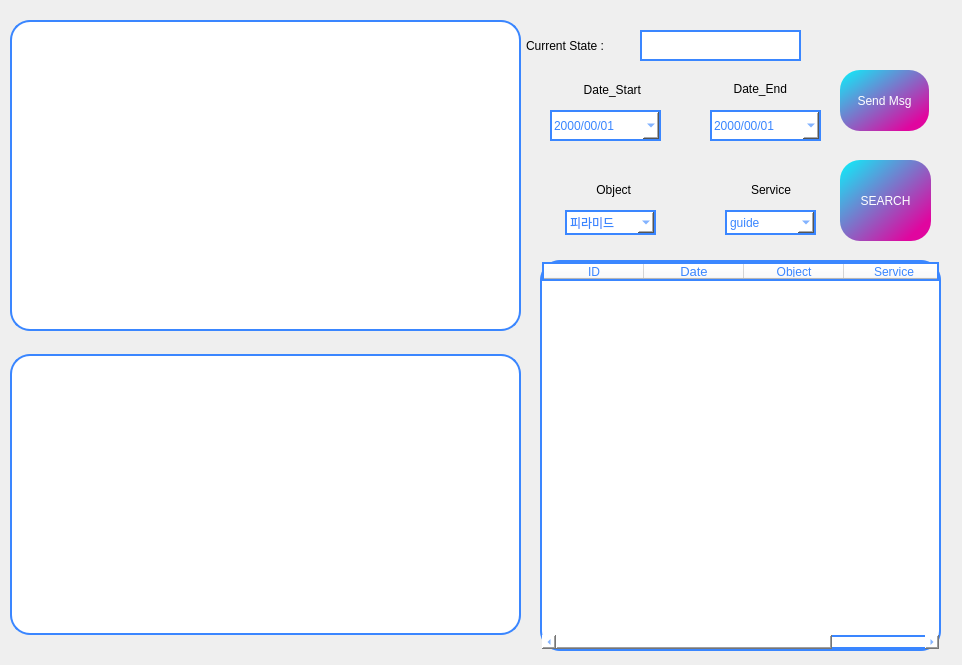
This is PAM_Admin/admin_package/admin_package/gui.ui in addinedu-ros-4th/ros-repo-5 as Qt 5 draws it before an edit. The edited form follows.
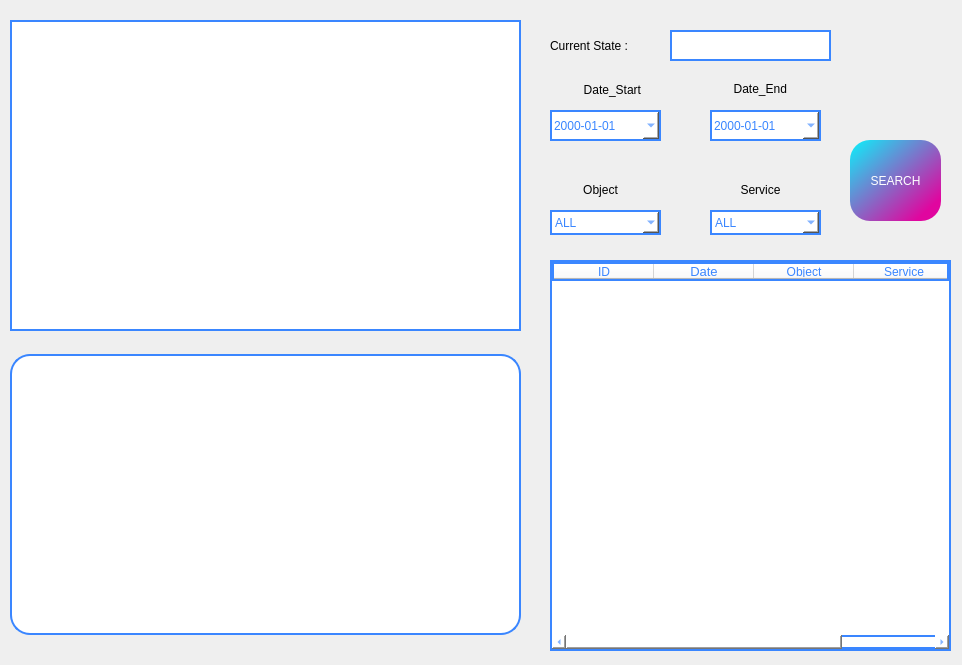
This is the edited form.

```diff
--- a/PAM_Admin/admin_package/admin_package/gui.ui
+++ b/PAM_Admin/admin_package/admin_package/gui.ui
@@ -27,52 +27,16 @@
      <string notr="true">color: rgb(58, 134, 255);
 	background-color: white;
 	border: 2px solid rgb(58, 134, 255);
-	border-radius: 20px;</string>
+</string>
     </property>
     <property name="text">
      <string/>
     </property>
    </widget>
-   <widget class="QPushButton" name="send_msg_btn">
-    <property name="geometry">
-     <rect>
-      <x>840</x>
-      <y>70</y>
-      <width>89</width>
-      <height>61</height>
-     </rect>
-    </property>
-    <property name="styleSheet">
-     <string notr="true">QPushButton{
-	color: white;
-	background-color: qlineargradient(spread:pad, x1:0, y1:0, x2:0.857143, y2:0.857955, stop:0 rgba(10, 242, 251, 255), stop:1 rgba(224, 6, 159, 255));
-	border-radius: 20px;
-}</string>
-    </property>
-    <property name="text">
-     <string>Send Msg</string>
-    </property>
-   </widget>
-   <widget class="QTextEdit" name="state_textEdit">
-    <property name="geometry">
-     <rect>
-      <x>640</x>
-      <y>30</y>
-      <width>161</width>
-      <height>31</height>
-     </rect>
-    </property>
-    <property name="styleSheet">
-     <string notr="true">color: rgb(58, 134, 255);
-	background-color: white;
-	border: 2px solid rgb(58, 134, 255);
-	border-radius: 20px;</string>
-    </property>
-   </widget>
    <widget class="QLabel" name="label">
     <property name="geometry">
      <rect>
-      <x>526</x>
+      <x>550</x>
       <y>30</y>
       <width>111</width>
       <height>31</height>
@@ -107,7 +71,7 @@
    <widget class="QTableWidget" name="dbTable">
     <property name="geometry">
      <rect>
-      <x>540</x>
+      <x>550</x>
       <y>260</y>
       <width>401</width>
       <height>391</height>
@@ -117,7 +81,7 @@
      <string notr="true">color: rgb(58, 134, 255);
 	background-color: white;
 	border: 2px solid rgb(58, 134, 255);
-	border-radius: 20px;</string>
+</string>
     </property>
     <property name="frameShape">
      <enum>QFrame::NoFrame</enum>
@@ -164,7 +128,7 @@
 	border-radius: 20px;</string>
     </property>
     <property name="displayFormat">
-     <string>yyyy/mm/dd</string>
+     <string>yyyy-MM-dd</string>
     </property>
     <property name="calendarPopup">
      <bool>true</bool>
@@ -186,7 +150,7 @@
 	border-radius: 20px;</string>
     </property>
     <property name="displayFormat">
-     <string>yyyy/mm/dd</string>
+     <string>yyyy-MM-dd</string>
     </property>
     <property name="calendarPopup">
      <bool>true</bool>
@@ -227,8 +191,8 @@
    <widget class="QPushButton" name="search_btn">
     <property name="geometry">
      <rect>
-      <x>840</x>
-      <y>160</y>
+      <x>850</x>
+      <y>140</y>
       <width>91</width>
       <height>81</height>
      </rect>
@@ -247,7 +211,7 @@
    <widget class="QLabel" name="start_2">
     <property name="geometry">
      <rect>
-      <x>550</x>
+      <x>560</x>
       <y>180</y>
       <width>81</width>
       <height>20</height>
@@ -257,13 +221,13 @@
      <string>Object</string>
     </property>
     <property name="alignment">
-     <set>Qt::AlignRight|Qt::AlignTrailing|Qt::AlignVCenter</set>
+     <set>Qt::AlignCenter</set>
     </property>
    </widget>
    <widget class="QLabel" name="start_3">
     <property name="geometry">
      <rect>
-      <x>710</x>
+      <x>720</x>
       <y>180</y>
       <width>81</width>
       <height>20</height>
@@ -273,15 +237,15 @@
      <string>Service</string>
     </property>
     <property name="alignment">
-     <set>Qt::AlignRight|Qt::AlignTrailing|Qt::AlignVCenter</set>
+     <set>Qt::AlignCenter</set>
     </property>
    </widget>
    <widget class="QComboBox" name="Object">
     <property name="geometry">
      <rect>
-      <x>565</x>
+      <x>550</x>
       <y>210</y>
-      <width>91</width>
+      <width>111</width>
       <height>25</height>
      </rect>
     </property>
@@ -291,6 +255,11 @@
 	border: 2px solid rgb(58, 134, 255);
 	border-radius: 20px;</string>
     </property>
+    <item>
+     <property name="text">
+      <string>ALL</string>
+     </property>
+    </item>
     <item>
      <property name="text">
       <string>피라미드</string>
@@ -325,9 +294,9 @@
    <widget class="QComboBox" name="Service">
     <property name="geometry">
      <rect>
-      <x>725</x>
+      <x>710</x>
       <y>210</y>
-      <width>91</width>
+      <width>111</width>
       <height>25</height>
      </rect>
     </property>
@@ -337,6 +306,11 @@
 	border: 2px solid rgb(58, 134, 255);
 	border-radius: 20px;</string>
     </property>
+    <item>
+     <property name="text">
+      <string>ALL</string>
+     </property>
+    </item>
     <item>
      <property name="text">
       <string>guide</string>
@@ -353,6 +327,28 @@
      </property>
     </item>
    </widget>
+   <widget class="QLabel" name="state_label">
+    <property name="geometry">
+     <rect>
+      <x>670</x>
+      <y>30</y>
+      <width>161</width>
+      <height>31</height>
+     </rect>
+    </property>
+    <property name="styleSheet">
+     <string notr="true">color: rgb(58, 134, 255);
+	background-color: white;
+	border: 2px solid rgb(58, 134, 255);
+	border-radius: 20px;</string>
+    </property>
+    <property name="text">
+     <string/>
+    </property>
+    <property name="alignment">
+     <set>Qt::AlignRight|Qt::AlignTrailing|Qt::AlignVCenter</set>
+    </property>
+   </widget>
   </widget>
  </widget>
  <resources/>
```
Left out of the diff: 5 changed lines with no effect on the pictures.
